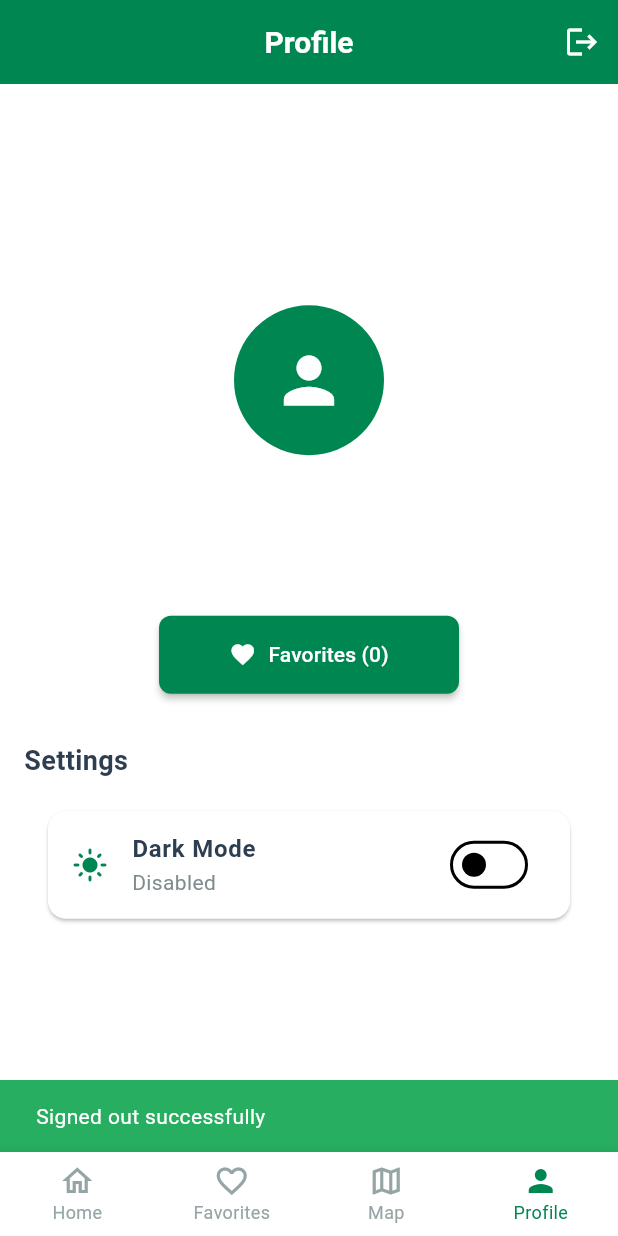
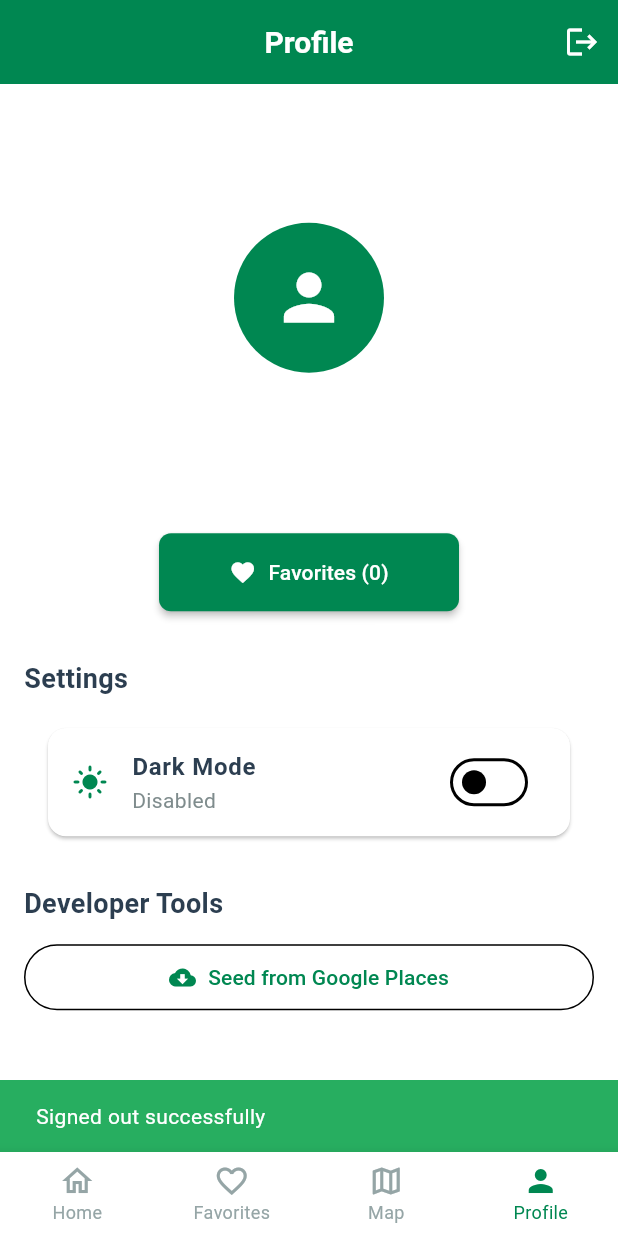
Before and after one commit to gbolahan507/naija-food-finder-uk, a Flutter app: the screen it shows once a user with an empty profile is signed in, item 4 of the bottom bar chosen, after a tap on the "logout" icon, on a phone screen of 412 x 824 dp. Run offline on Flutter 3.47's test engine with Material 3 defaults, Android fonts, the phone set to English and light mode, and no system bars; our stand-ins replace cloud_firestore, equatable, firebase_auth, firebase_core, flutter_rating_bar, flutter_riverpod and 9 more; accounts and stored records are empty.

Commit message:
feat: integrate Google Places discovery into app
- Add Discover FAB to home screen for finding new restaurants
- Trigger sync on pull-to-refresh for outdated data
- Add 'Seed from Google Places' button in Profile settings
- Update providers to use discovered_restaurants collection
- Add Firestore rules for discovered_restaurants collection

```diff
--- a/lib/core/navigation/main_navigation.dart
+++ b/lib/core/navigation/main_navigation.dart
@@ -7,6 +7,7 @@ import '../../features/auth/data/providers/auth_provider.dart';
 import '../../features/auth/presentation/screens/login_screen.dart';
 import '../../features/restaurants/presentation/screens/restaurants_list_screen.dart';
 import '../../features/restaurants/presentation/screens/map_screen.dart';
+import '../../features/restaurants/presentation/screens/admin_seed_screen.dart';
 import '../constants/app_colors.dart';
 import '../theme/theme_toggle_widget.dart';
 
@@ -250,20 +251,47 @@ class ProfileTabScreen extends ConsumerWidget {
                   const SizedBox(height: 32),
 
                   // Settings Section
-                  const Padding(
-                    padding: EdgeInsets.symmetric(horizontal: 16),
+                  Padding(
+                    padding: const EdgeInsets.symmetric(horizontal: 16),
                     child: Column(
                       crossAxisAlignment: CrossAxisAlignment.start,
                       children: [
-                        Text(
+                        const Text(
                           'Settings',
                           style: TextStyle(
                             fontSize: 18,
                             fontWeight: FontWeight.bold,
                           ),
                         ),
-                        SizedBox(height: 12),
-                        ThemeToggleWidget(),
+                        const SizedBox(height: 12),
+                        const ThemeToggleWidget(),
+                        const SizedBox(height: 24),
+                        const Text(
+                          'Developer Tools',
+                          style: TextStyle(
+                            fontSize: 18,
+                            fontWeight: FontWeight.bold,
+                          ),
+                        ),
+                        const SizedBox(height: 12),
+                        SizedBox(
+                          width: double.infinity,
+                          child: OutlinedButton.icon(
+                            onPressed: () {
+                              Navigator.push(
+                                context,
+                                MaterialPageRoute(
+                                  builder: (context) => const AdminSeedScreen(),
+                                ),
+                              );
+                            },
+                            icon: const Icon(Icons.cloud_download),
+                            label: const Text('Seed from Google Places'),
+                            style: OutlinedButton.styleFrom(
+                              padding: const EdgeInsets.all(12),
+                            ),
+                          ),
+                        ),
                       ],
                     ),
                   ),
@@ -359,20 +387,47 @@ class ProfileTabScreen extends ConsumerWidget {
                 const SizedBox(height: 32),
 
                 // Settings Section
-                const Padding(
-                  padding: EdgeInsets.symmetric(horizontal: 16),
+                Padding(
+                  padding: const EdgeInsets.symmetric(horizontal: 16),
                   child: Column(
                     crossAxisAlignment: CrossAxisAlignment.start,
                     children: [
-                      Text(
+                      const Text(
                         'Settings',
                         style: TextStyle(
                           fontSize: 18,
                           fontWeight: FontWeight.bold,
                         ),
                       ),
-                      SizedBox(height: 12),
-                      ThemeToggleWidget(),
+                      const SizedBox(height: 12),
+                      const ThemeToggleWidget(),
+                      const SizedBox(height: 24),
+                      const Text(
+                        'Developer Tools',
+                        style: TextStyle(
+                          fontSize: 18,
+                          fontWeight: FontWeight.bold,
+                        ),
+                      ),
+                      const SizedBox(height: 12),
+                      SizedBox(
+                        width: double.infinity,
+                        child: OutlinedButton.icon(
+                          onPressed: () {
+                            Navigator.push(
+                              context,
+                              MaterialPageRoute(
+                                builder: (context) => const AdminSeedScreen(),
+                              ),
+                            );
+                          },
+                          icon: const Icon(Icons.cloud_download),
+                          label: const Text('Seed from Google Places'),
+                          style: OutlinedButton.styleFrom(
+                            padding: const EdgeInsets.all(12),
+                          ),
+                        ),
+                      ),
                     ],
                   ),
                 ),
--- a/lib/features/restaurants/data/providers/restaurants_provider.dart
+++ b/lib/features/restaurants/data/providers/restaurants_provider.dart
@@ -12,10 +12,10 @@ final restaurantsRepositoryProvider = Provider<RestaurantsRepository>((ref) {
   return RestaurantsRepository();
 });
 
-// Restaurants stream provider
+// Restaurants stream provider (discovered restaurants only)
 final restaurantsProvider = StreamProvider<List<Restaurant>>((ref) {
   final repository = ref.watch(restaurantsRepositoryProvider);
-  return repository.getRestaurants();
+  return repository.getDiscoveredRestaurants();
 });
 
 // Search provider
--- a/lib/features/restaurants/presentation/screens/restaurants_list_screen.dart
+++ b/lib/features/restaurants/presentation/screens/restaurants_list_screen.dart
@@ -8,9 +8,11 @@ import '../widgets/restaurant_card.dart';
 import '../widgets/restaurant_card_skeleton.dart';
 import '../widgets/filter_modal.dart';
 import 'restaurant_details_screen.dart';
+import 'discover_screen.dart';
 import '../../../../core/constants/app_colors.dart';
 import '../../../../core/widgets/empty_state.dart';
 import '../../../../core/widgets/error_state.dart';
+import '../../../../core/services/restaurant_sync_service.dart';
 
 class RestaurantsListScreen extends ConsumerStatefulWidget {
   const RestaurantsListScreen({super.key});
@@ -69,12 +71,39 @@ class _RestaurantsListScreenState extends ConsumerState<RestaurantsListScreen> {
   }
 
   Future<void> _onRefresh() async {
+    // Try to sync outdated restaurants first
+    try {
+      final syncService = ref.read(restaurantSyncServiceProvider);
+      final result = await syncService.syncOutdatedRestaurants();
+
+      if (mounted && result.hasSynced) {
+        ScaffoldMessenger.of(context).showSnackBar(
+          SnackBar(
+            content: Text(result.message),
+            backgroundColor: result.hasErrors ? AppColors.warning : AppColors.success,
+            duration: const Duration(seconds: 2),
+          ),
+        );
+      }
+    } catch (e) {
+      // Sync failed silently, just refresh data
+    }
+
     // Invalidate the providers to force a refresh
     ref.invalidate(filteredRestaurantsProvider);
     ref.invalidate(restaurantsProvider);
 
     // Small delay to show the refresh indicator
     await Future.delayed(const Duration(milliseconds: 500));
+  }
+
+  void _navigateToDiscover() {
+    Navigator.push(
+      context,
+      MaterialPageRoute(
+        builder: (context) => const DiscoverScreen(),
+      ),
+    );
   }
 
   @override
@@ -367,6 +396,12 @@ class _RestaurantsListScreenState extends ConsumerState<RestaurantsListScreen> {
           ),
         ],
       ),
+      floatingActionButton: FloatingActionButton.extended(
+        onPressed: _navigateToDiscover,
+        backgroundColor: AppColors.primaryGreen,
+        icon: const Icon(Icons.explore),
+        label: const Text('Discover'),
+      ),
     );
   }
 
@@ -393,7 +428,7 @@ class _RestaurantsListScreenState extends ConsumerState<RestaurantsListScreen> {
       onRefresh: _onRefresh,
       color: AppColors.primaryGreen,
       child: ListView.builder(
-        padding: const EdgeInsets.only(top: 8),
+        padding: const EdgeInsets.only(top: 8, bottom: 80),
         itemCount: restaurants.length,
         itemBuilder: (context, index) {
           final restaurant = restaurants[index];
```
Also changed, not shown: 1 other file.
